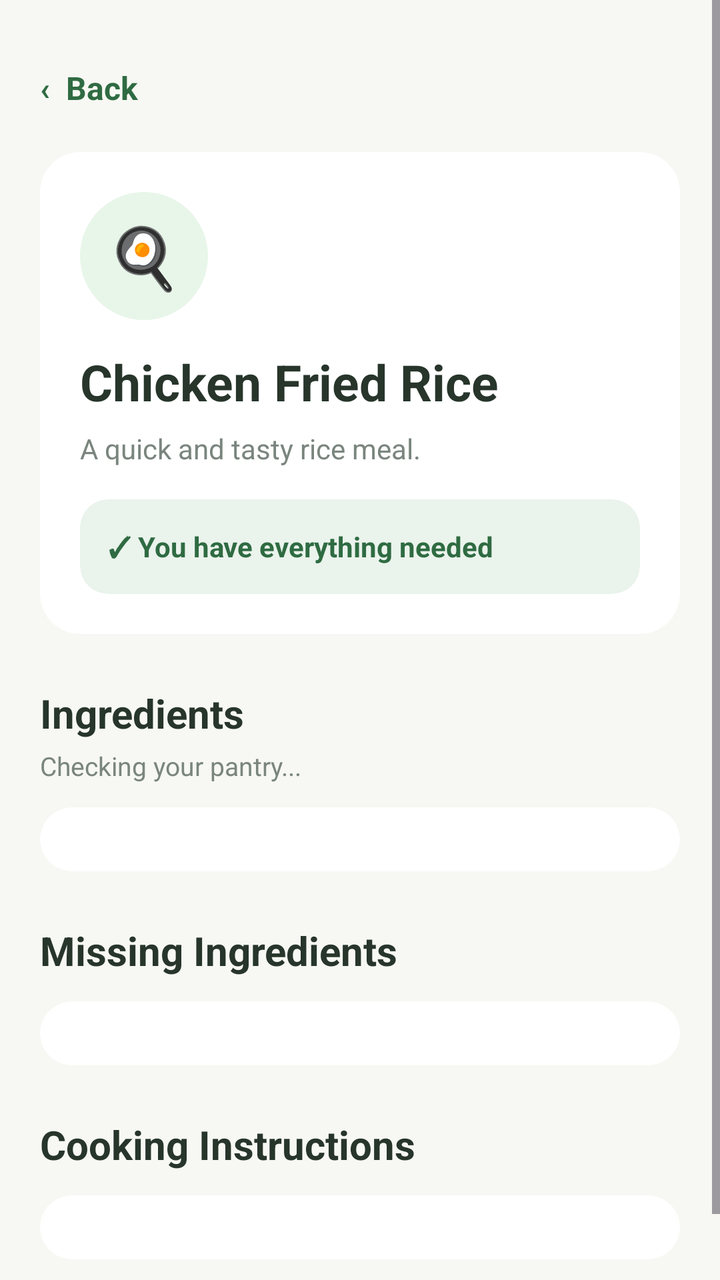
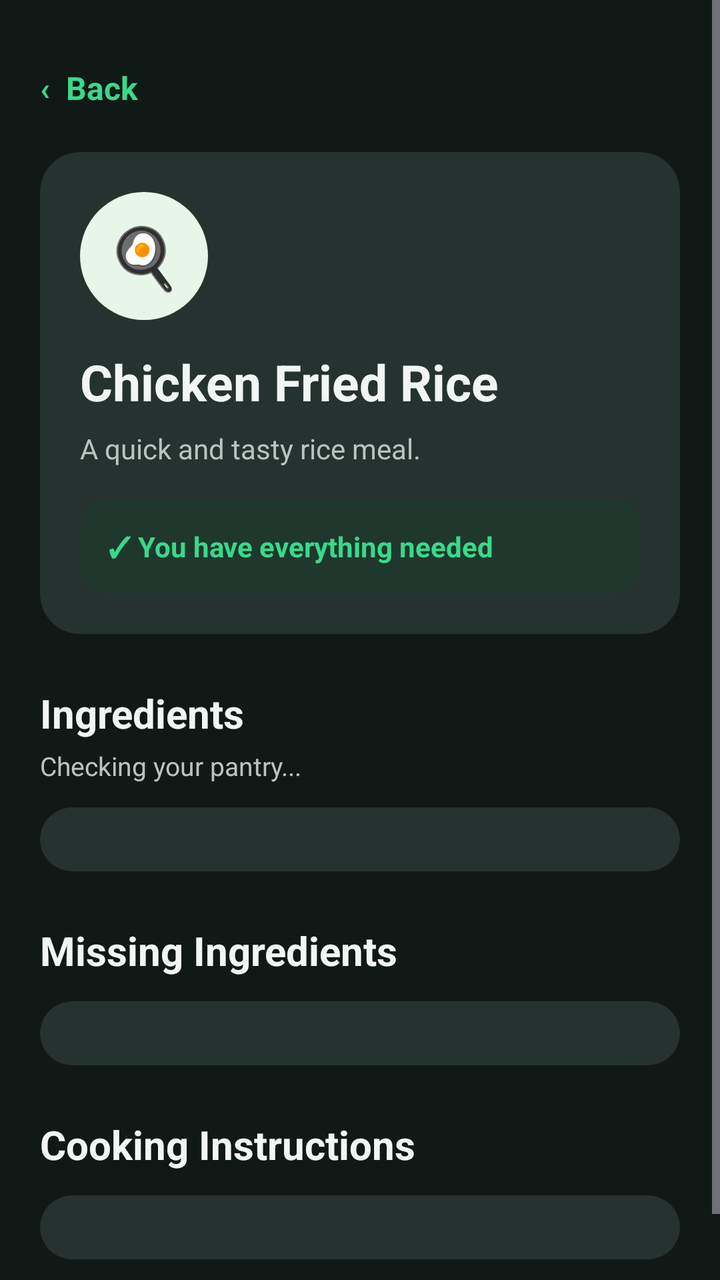

The first picture is an Android layout as it rendered before a commit; the second is the same layout after the commit. The layout source and the unified diff follow.
<!-- AndroidManifest.xml: application theme Theme.SmartPantryManager -->
<!-- res/layout/activity_recipe_detail.xml -->
<?xml version="1.0" encoding="utf-8"?>
<androidx.constraintlayout.widget.ConstraintLayout
    xmlns:android="http://schemas.android.com/apk/res/android"
    xmlns:app="http://schemas.android.com/apk/res-auto"
    android:layout_width="match_parent"
    android:layout_height="match_parent"
    android:background="#F7F8F3">

    <ScrollView
        android:layout_width="0dp"
        android:layout_height="0dp"
        android:fillViewport="true"
        android:clipToPadding="false"
        android:paddingBottom="24dp"
        app:layout_constraintTop_toTopOf="parent"
        app:layout_constraintBottom_toBottomOf="parent"
        app:layout_constraintStart_toStartOf="parent"
        app:layout_constraintEnd_toEndOf="parent">

        <LinearLayout
            android:layout_width="match_parent"
            android:layout_height="wrap_content"
            android:orientation="vertical"
            android:padding="20dp">

            <TextView
                android:id="@+id/backButton"
                android:layout_width="wrap_content"
                android:layout_height="48dp"
                android:gravity="center_vertical"
                android:text="‹  Back"
                android:textColor="#2F6B42"
                android:textSize="16sp"
                android:textStyle="bold" />

            <com.google.android.material.card.MaterialCardView
                android:layout_width="match_parent"
                android:layout_height="wrap_content"
                android:layout_marginTop="8dp"
                app:cardBackgroundColor="#FFFFFF"
                app:cardCornerRadius="20dp"
                app:strokeWidth="0dp">

                <LinearLayout
                    android:layout_width="match_parent"
                    android:layout_height="wrap_content"
                    android:orientation="vertical"
                    android:padding="20dp">

                    <TextView
                        android:id="@+id/recipeIcon"
                        android:layout_width="64dp"
                        android:layout_height="64dp"
                        android:background="@drawable/icon_circle_green"
                        android:gravity="center"
                        android:text="🍳"
                        android:textSize="30sp" />

                    <TextView
                        android:id="@+id/recipeName"
                        android:layout_width="match_parent"
                        android:layout_height="wrap_content"
                        android:layout_marginTop="14dp"
                        android:text="Chicken Fried Rice"
                        android:textColor="#27352B"
                        android:textSize="25sp"
                        android:textStyle="bold" />

                    <TextView
                        android:id="@+id/recipeDescription"
                        android:layout_width="match_parent"
                        android:layout_height="wrap_content"
                        android:layout_marginTop="7dp"
                        android:text="A quick and tasty rice meal."
                        android:textColor="#7A857E"
                        android:textSize="14sp" />

                    <com.google.android.material.card.MaterialCardView
                        android:id="@+id/recipeStatusCard"
                        android:layout_width="match_parent"
                        android:layout_height="wrap_content"
                        android:layout_marginTop="16dp"
                        app:cardBackgroundColor="#EAF3EC"
                        app:cardCornerRadius="14dp"
                        app:strokeWidth="0dp">

                        <TextView
                            android:id="@+id/recipeStatusText"
                            android:layout_width="match_parent"
                            android:layout_height="wrap_content"
                            android:padding="14dp"
                            android:text="✓ You have everything needed"
                            android:textColor="#2F6B42"
                            android:textSize="14sp"
                            android:textStyle="bold" />

                    </com.google.android.material.card.MaterialCardView>

                </LinearLayout>

            </com.google.android.material.card.MaterialCardView>

            <TextView
                android:layout_width="wrap_content"
                android:layout_height="wrap_content"
                android:layout_marginTop="26dp"
                android:text="Ingredients"
                android:textColor="#27352B"
                android:textSize="20sp"
                android:textStyle="bold" />

            <TextView
                android:id="@+id/ingredientsSummary"
                android:layout_width="match_parent"
                android:layout_height="wrap_content"
                android:layout_marginTop="4dp"
                android:text="Checking your pantry..."
                android:textColor="#7A857E"
                android:textSize="13sp" />

            <com.google.android.material.card.MaterialCardView
                android:layout_width="match_parent"
                android:layout_height="wrap_content"
                android:layout_marginTop="12dp"
                app:cardBackgroundColor="#FFFFFF"
                app:cardCornerRadius="18dp"
                app:strokeWidth="0dp">

                <LinearLayout
                    android:id="@+id/ingredientsContainer"
                    android:layout_width="match_parent"
                    android:layout_height="wrap_content"
                    android:orientation="vertical"
                    android:padding="16dp" />

            </com.google.android.material.card.MaterialCardView>

            <TextView
                android:id="@+id/missingIngredientsHeading"
                android:layout_width="wrap_content"
                android:layout_height="wrap_content"
                android:layout_marginTop="26dp"
                android:text="Missing Ingredients"
                android:textColor="#27352B"
                android:textSize="20sp"
                android:textStyle="bold" />

            <com.google.android.material.card.MaterialCardView
                android:id="@+id/missingIngredientsCard"
                android:layout_width="match_parent"
                android:layout_height="wrap_content"
                android:layout_marginTop="12dp"
                app:cardBackgroundColor="#FFFFFF"
                app:cardCornerRadius="18dp"
                app:strokeWidth="0dp">

                <LinearLayout
                    android:id="@+id/missingIngredientsContainer"
                    android:layout_width="match_parent"
                    android:layout_height="wrap_content"
                    android:orientation="vertical"
                    android:padding="16dp" />

            </com.google.android.material.card.MaterialCardView>

            <com.google.android.material.button.MaterialButton
                android:id="@+id/addMissingToShoppingListButton"
                android:layout_width="match_parent"
                android:layout_height="52dp"
                android:layout_marginTop="14dp"
                android:text="Add Missing Ingredients to Shopping List"
                android:textAllCaps="false"
                android:textSize="14sp"
                android:textStyle="bold"
                android:visibility="gone"
                app:backgroundTint="#2F6B42"
                app:cornerRadius="15dp" />

            <TextView
                android:layout_width="wrap_content"
                android:layout_height="wrap_content"
                android:layout_marginTop="26dp"
                android:text="Cooking Instructions"
                android:textColor="#27352B"
                android:textSize="20sp"
                android:textStyle="bold" />

            <com.google.android.material.card.MaterialCardView
                android:layout_width="match_parent"
                android:layout_height="wrap_content"
                android:layout_marginTop="12dp"
                app:cardBackgroundColor="#FFFFFF"
                app:cardCornerRadius="18dp"
                app:strokeWidth="0dp">

                <LinearLayout
                    android:id="@+id/instructionsContainer"
                    android:layout_width="match_parent"
                    android:layout_height="wrap_content"
                    android:orientation="vertical"
                    android:padding="16dp" />

            </com.google.android.material.card.MaterialCardView>

        </LinearLayout>

    </ScrollView>

</androidx.constraintlayout.widget.ConstraintLayout>
<!-- resources referenced by this layout -->
<resources>
  <!-- drawable icon_circle_green (drawable) -->
  <?xml version="1.0" encoding="utf-8"?>
  <shape xmlns:android="http://schemas.android.com/apk/res/android"
      android:shape="oval">
  
      <solid android:color="#E8F5E9" />
  
  </shape>
  <style name="Theme.SmartPantryManager" parent="Base.Theme.SmartPantryManager" />
  <style name="Base.Theme.SmartPantryManager" parent="Theme.Material3.DayNight.NoActionBar">
          
          
      </style>
</resources>

<!-- the commit's change to res/layout/activity_recipe_detail.xml (unified diff, before → after) -->
@@ -4,18 +4,19 @@
     xmlns:app="http://schemas.android.com/apk/res-auto"
     android:layout_width="match_parent"
     android:layout_height="match_parent"
-    android:background="#F7F8F3">
+    android:background="@color/background_dark">
 
     <ScrollView
         android:layout_width="0dp"
         android:layout_height="0dp"
+        android:clipToPadding="false"
         android:fillViewport="true"
-        android:clipToPadding="false"
+        android:overScrollMode="never"
         android:paddingBottom="24dp"
-        app:layout_constraintTop_toTopOf="parent"
         app:layout_constraintBottom_toBottomOf="parent"
+        app:layout_constraintEnd_toEndOf="parent"
         app:layout_constraintStart_toStartOf="parent"
-        app:layout_constraintEnd_toEndOf="parent">
+        app:layout_constraintTop_toTopOf="parent">
 
         <LinearLayout
             android:layout_width="match_parent"
@@ -23,21 +24,23 @@
             android:orientation="vertical"
             android:padding="20dp">
 
+            
             <TextView
                 android:id="@+id/backButton"
                 android:layout_width="wrap_content"
                 android:layout_height="48dp"
                 android:gravity="center_vertical"
                 android:text="‹  Back"
-                android:textColor="#2F6B42"
+                android:textColor="@color/primary_green"
                 android:textSize="16sp"
                 android:textStyle="bold" />
 
+            
             <com.google.android.material.card.MaterialCardView
                 android:layout_width="match_parent"
                 android:layout_height="wrap_content"
                 android:layout_marginTop="8dp"
-                app:cardBackgroundColor="#FFFFFF"
+                app:cardBackgroundColor="@color/surface_card"
                 app:cardCornerRadius="20dp"
                 app:strokeWidth="0dp">
 
@@ -62,7 +65,7 @@
                         android:layout_height="wrap_content"
                         android:layout_marginTop="14dp"
                         android:text="Chicken Fried Rice"
-                        android:textColor="#27352B"
+                        android:textColor="@color/text_primary_dark"
                         android:textSize="25sp"
                         android:textStyle="bold" />
 
@@ -72,15 +75,16 @@
                         android:layout_height="wrap_content"
                         android:layout_marginTop="7dp"
                         android:text="A quick and tasty rice meal."
-                        android:textColor="#7A857E"
+                        android:textColor="@color/text_secondary_dark"
                         android:textSize="14sp" />
 
+                    
                     <com.google.android.material.card.MaterialCardView
                         android:id="@+id/recipeStatusCard"
                         android:layout_width="match_parent"
                         android:layout_height="wrap_content"
                         android:layout_marginTop="16dp"
-                        app:cardBackgroundColor="#EAF3EC"
+                        app:cardBackgroundColor="@color/surface_green"
                         app:cardCornerRadius="14dp"
                         app:strokeWidth="0dp">
 
@@ -90,7 +94,7 @@
                             android:layout_height="wrap_content"
                             android:padding="14dp"
                             android:text="✓ You have everything needed"
-                            android:textColor="#2F6B42"
+                            android:textColor="@color/primary_green"
                             android:textSize="14sp"
                             android:textStyle="bold" />
 
@@ -100,12 +104,13 @@
 
             </com.google.android.material.card.MaterialCardView>
 
+            
             <TextView
                 android:layout_width="wrap_content"
                 android:layout_height="wrap_content"
                 android:layout_marginTop="26dp"
                 android:text="Ingredients"
-                android:textColor="#27352B"
+                android:textColor="@color/text_primary_dark"
                 android:textSize="20sp"
                 android:textStyle="bold" />
 
@@ -115,14 +120,14 @@
                 android:layout_height="wrap_content"
                 android:layout_marginTop="4dp"
                 android:text="Checking your pantry..."
-                android:textColor="#7A857E"
+                android:textColor="@color/text_secondary_dark"
                 android:textSize="13sp" />
 
             <com.google.android.material.card.MaterialCardView
                 android:layout_width="match_parent"
                 android:layout_height="wrap_content"
                 android:layout_marginTop="12dp"
-                app:cardBackgroundColor="#FFFFFF"
+                app:cardBackgroundColor="@color/surface_card"
                 app:cardCornerRadius="18dp"
                 app:strokeWidth="0dp">
 
@@ -135,13 +140,14 @@
 
             </com.google.android.material.card.MaterialCardView>
 
+            
             <TextView
                 android:id="@+id/missingIngredientsHeading"
                 android:layout_width="wrap_content"
                 android:layout_height="wrap_content"
                 android:layout_marginTop="26dp"
                 android:text="Missing Ingredients"
-                android:textColor="#27352B"
+                android:textColor="@color/text_primary_dark"
                 android:textSize="20sp"
                 android:textStyle="bold" />
 
@@ -150,7 +156,7 @@
                 android:layout_width="match_parent"
                 android:layout_height="wrap_content"
                 android:layout_marginTop="12dp"
-                app:cardBackgroundColor="#FFFFFF"
+                app:cardBackgroundColor="@color/surface_card"
                 app:cardCornerRadius="18dp"
                 app:strokeWidth="0dp">
 
@@ -163,6 +169,7 @@
 
             </com.google.android.material.card.MaterialCardView>
 
+            
             <com.google.android.material.button.MaterialButton
                 android:id="@+id/addMissingToShoppingListButton"
                 android:layout_width="match_parent"
@@ -170,18 +177,20 @@
                 android:layout_marginTop="14dp"
                 android:text="Add Missing Ingredients to Shopping List"
                 android:textAllCaps="false"
+                android:textColor="@color/text_primary_dark"
                 android:textSize="14sp"
                 android:textStyle="bold"
                 android:visibility="gone"
-                app:backgroundTint="#2F6B42"
+                app:backgroundTint="@color/primary_green_dark"
                 app:cornerRadius="15dp" />
 
+            
             <TextView
                 android:layout_width="wrap_content"
                 android:layout_height="wrap_content"
                 android:layout_marginTop="26dp"
                 android:text="Cooking Instructions"
-                android:textColor="#27352B"
+                android:textColor="@color/text_primary_dark"
                 android:textSize="20sp"
                 android:textStyle="bold" />
 
@@ -189,7 +198,7 @@
                 android:layout_width="match_parent"
                 android:layout_height="wrap_content"
                 android:layout_marginTop="12dp"
-                app:cardBackgroundColor="#FFFFFF"
+                app:cardBackgroundColor="@color/surface_card"
                 app:cardCornerRadius="18dp"
                 app:strokeWidth="0dp">
 
<!-- resource entries referenced after the edit -->
@@ -1,5 +1,12 @@
 <!-- resources referenced by this layout -->
 <resources>
+  <color name="background_dark">#111917</color>
+  <color name="primary_green">#39D98A</color>
+  <color name="primary_green_dark">#1F8F5B</color>
+  <color name="surface_card">#26322F</color>
+  <color name="surface_green">#20372E</color>
+  <color name="text_primary_dark">#F1F5F3</color>
+  <color name="text_secondary_dark">#B8C4BF</color>
   <!-- drawable icon_circle_green (drawable) -->
   <?xml version="1.0" encoding="utf-8"?>
   <shape xmlns:android="http://schemas.android.com/apk/res/android"
@@ -9,9 +16,27 @@
   
   </shape>
   <style name="Theme.SmartPantryManager" parent="Base.Theme.SmartPantryManager" />
-  <style name="Base.Theme.SmartPantryManager" parent="Theme.Material3.DayNight.NoActionBar">
-          
-          
+  <style name="Base.Theme.SmartPantryManager" parent="Theme.Material3.Dark.NoActionBar">
+  
+          <item name="colorPrimary">@color/primary_green</item>
+          <item name="colorOnPrimary">@color/black</item>
+  
+          <item name="colorSecondary">@color/primary_green_dark</item>
+          <item name="colorOnSecondary">@color/text_primary_dark</item>
+  
+          <item name="colorSurface">@color/surface_dark</item>
+          <item name="colorOnSurface">@color/text_primary_dark</item>
+  
+          <item name="android:windowBackground">@color/background_dark</item>
+          <item name="android:colorAccent">@color/primary_green</item>
+  
+          <item name="android:statusBarColor">@color/background_dark</item>
+          <item name="android:navigationBarColor">@color/background_dark</item>
+  
+          <item name="android:windowLightStatusBar">false</item>
+  
       </style>
+  <color name="black">#FF000000</color>
+  <color name="surface_dark">#1C2523</color>
 </resources>
 
